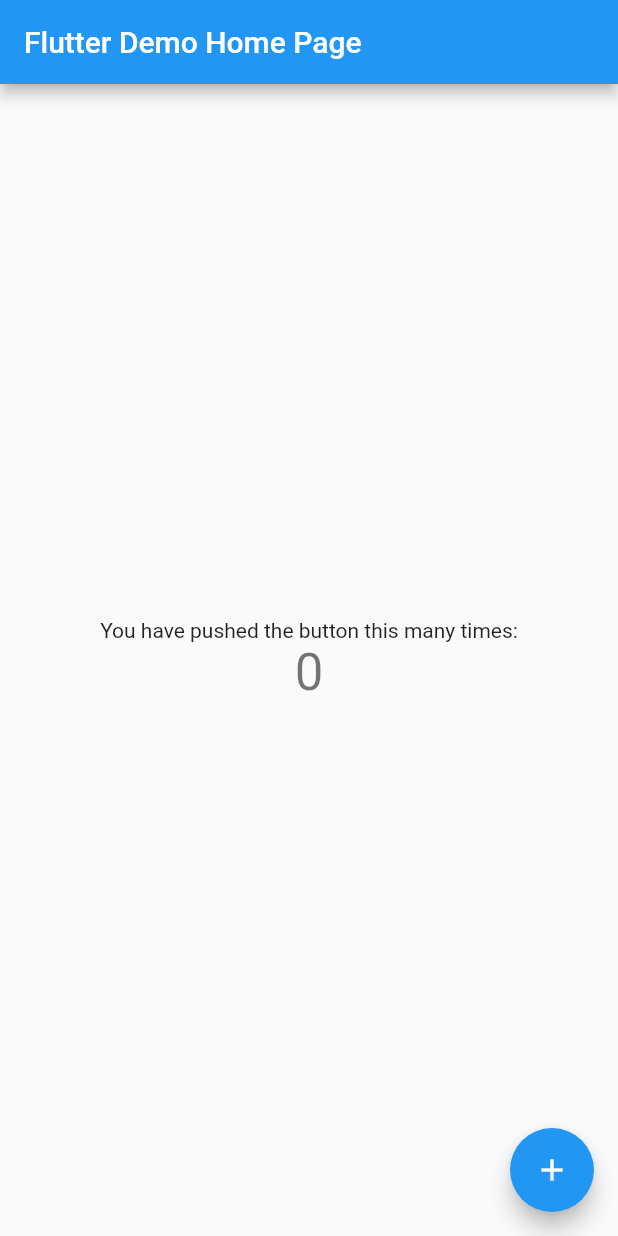
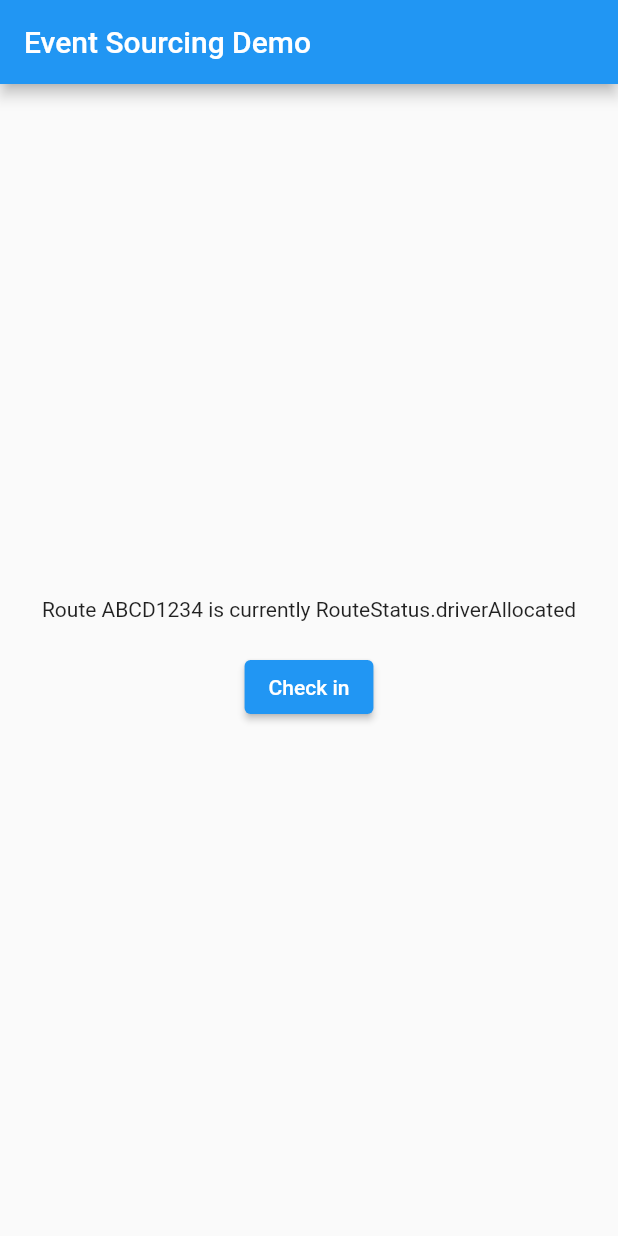
Before and after one commit to matthew-matvei-wooliesx/flutter_event_sourcing, a Flutter app: the screen it shows after launch, on a phone screen of 412 x 824 dp. Run offline on Flutter 3.47's test engine with Material 2 defaults, Android fonts, the light colour scheme and no system bars; our stand-ins replace flutter_riverpod, fluttertoast.

Commit message:
Provide simple app usability

```diff
--- /dev/null
+++ b/lib/api_client.dart
@@ -0,0 +1,16 @@
+import 'package:event_sourcing/route.dart';
+import 'package:flutter_riverpod/flutter_riverpod.dart';
+
+abstract class ApiClient {
+  Future<InitialRouteSeed> getInitialRoute();
+}
+
+final apiClientProvider = Provider<ApiClient>((_) => _FakeApiClient());
+
+class _FakeApiClient implements ApiClient {
+  @override
+  Future<InitialRouteSeed> getInitialRoute() => Future.delayed(
+        const Duration(seconds: 2),
+        () => const InitialRouteSeed(routeId: "ABCD1234", toteCount: 10),
+      );
+}
--- a/lib/checkInUseCase.dart
+++ b/lib/checkInUseCase.dart
@@ -1,5 +1,13 @@
+import 'package:event_sourcing/in_memory_route_repository.dart';
 import 'package:event_sourcing/route.dart';
 import 'package:event_sourcing/route_not_found_exception.dart';
+import 'package:flutter_riverpod/flutter_riverpod.dart';
+
+final checkInUseCaseProvider = Provider<CheckInUseCase>(
+  (ref) => CheckInUseCase(
+    repository: ref.read(routeRepositoryProvider),
+  ),
+);
 
 class CheckInUseCase {
   final RouteRepository _repository;
@@ -8,7 +16,7 @@
     required RouteRepository repository,
   }) : _repository = repository;
 
-  Future<void> checkIn({required RouteId routeId}) async {
+  Future<_CheckInResult> checkIn({required RouteId routeId}) async {
     final route = await _repository.findRouteById(routeId);
 
     if (route == null) {
@@ -18,5 +26,13 @@
     route.checkIn();
 
     await _repository.save(route);
+
+    return _CheckInResult(checkedInRoute: route);
   }
 }
+
+class _CheckInResult {
+  final Route checkedInRoute;
+
+  const _CheckInResult({required this.checkedInRoute});
+}
--- a/lib/completeLoadingUseCase.dart
+++ b/lib/completeLoadingUseCase.dart
@@ -1,5 +1,13 @@
+import 'package:event_sourcing/in_memory_route_repository.dart';
 import 'package:event_sourcing/route.dart';
 import 'package:event_sourcing/route_not_found_exception.dart';
+import 'package:flutter_riverpod/flutter_riverpod.dart';
+
+final completeLoadingUseCaseProvider = Provider<CompleteLoadingUseCase>(
+  (ref) => CompleteLoadingUseCase(
+    repository: ref.read(routeRepositoryProvider),
+  ),
+);
 
 class CompleteLoadingUseCase {
   final RouteRepository _repository;
@@ -8,7 +16,7 @@
     required RouteRepository repository,
   }) : _repository = repository;
 
-  Future<void> completeLoading({
+  Future<_CompleteLoadingResult> completeLoading({
     required RouteId routeId,
     required bool driverIsAbleToWork,
     required int revisedToteCount,
@@ -25,5 +33,13 @@
     );
 
     await _repository.save(route);
+
+    return _CompleteLoadingResult(loadingCompletedRoute: route);
   }
 }
+
+class _CompleteLoadingResult {
+  final Route loadingCompletedRoute;
+
+  const _CompleteLoadingResult({required this.loadingCompletedRoute});
+}
--- a/lib/in_memory_route_repository.dart
+++ b/lib/in_memory_route_repository.dart
@@ -1,6 +1,11 @@
 import 'dart:collection';
 
 import 'package:event_sourcing/route.dart';
+import 'package:flutter_riverpod/flutter_riverpod.dart';
+
+final routeRepositoryProvider = Provider<RouteRepository>(
+  (_) => InMemoryDocumentOrientedRouteRepository(),
+);
 
 /// This in-memory implementation approximates what a document-oriented,
 /// non-Event Sourcing solution may look like. While a simple map is used, this
--- a/lib/main.dart
+++ b/lib/main.dart
@@ -1,115 +1,172 @@
+import 'package:event_sourcing/api_client.dart';
+import 'package:event_sourcing/checkInUseCase.dart';
+import 'package:event_sourcing/completeLoadingUseCase.dart';
+import 'package:event_sourcing/in_memory_route_repository.dart';
+import 'package:event_sourcing/route.dart' as domain;
 import 'package:flutter/material.dart';
+import 'package:flutter_riverpod/flutter_riverpod.dart';
+import 'package:fluttertoast/fluttertoast.dart';
 
 void main() {
-  runApp(const MyApp());
+  runApp(const ProviderScope(child: MyApp()));
 }
 
 class MyApp extends StatelessWidget {
   const MyApp({Key? key}) : super(key: key);
 
-  // This widget is the root of your application.
   @override
   Widget build(BuildContext context) {
     return MaterialApp(
       title: 'Flutter Demo',
       theme: ThemeData(
-        // This is the theme of your application.
-        //
-        // Try running your application with "flutter run". You'll see the
-        // application has a blue toolbar. Then, without quitting the app, try
-        // changing the primarySwatch below to Colors.green and then invoke
-        // "hot reload" (press "r" in the console where you ran "flutter run",
-        // or simply save your changes to "hot reload" in a Flutter IDE).
-        // Notice that the counter didn't reset back to zero; the application
-        // is not restarted.
         primarySwatch: Colors.blue,
       ),
-      home: const MyHomePage(title: 'Flutter Demo Home Page'),
+      home: const MyHomePage(title: 'Event Sourcing Demo'),
     );
   }
 }
 
-class MyHomePage extends StatefulWidget {
+class MyHomePage extends ConsumerStatefulWidget {
   const MyHomePage({Key? key, required this.title}) : super(key: key);
-
-  // This widget is the home page of your application. It is stateful, meaning
-  // that it has a State object (defined below) that contains fields that affect
-  // how it looks.
-
-  // This class is the configuration for the state. It holds the values (in this
-  // case the title) provided by the parent (in this case the App widget) and
-  // used by the build method of the State. Fields in a Widget subclass are
-  // always marked "final".
 
   final String title;
 
   @override
-  State<MyHomePage> createState() => _MyHomePageState();
+  ConsumerState<ConsumerStatefulWidget> createState() => _MyHomePageState();
 }
 
-class _MyHomePageState extends State<MyHomePage> {
-  int _counter = 0;
+class _MyHomePageState extends ConsumerState<MyHomePage> {
+  domain.Route? _route;
+  bool _driverIsReadyForWork = false;
+  int? _revisedToteCount;
 
-  void _incrementCounter() {
-    setState(() {
-      // This call to setState tells the Flutter framework that something has
-      // changed in this State, which causes it to rerun the build method below
-      // so that the display can reflect the updated values. If we changed
-      // _counter without calling setState(), then the build method would not be
-      // called again, and so nothing would appear to happen.
-      _counter++;
-    });
+  @override
+  void initState() {
+    super.initState();
+
+    _fetchRoute().then((route) => {
+          setState(() {
+            _route = route;
+          })
+        });
   }
 
   @override
   Widget build(BuildContext context) {
-    // This method is rerun every time setState is called, for instance as done
-    // by the _incrementCounter method above.
-    //
-    // The Flutter framework has been optimized to make rerunning build methods
-    // fast, so that you can just rebuild anything that needs updating rather
-    // than having to individually change instances of widgets.
     return Scaffold(
       appBar: AppBar(
-        // Here we take the value from the MyHomePage object that was created by
-        // the App.build method, and use it to set our appbar title.
         title: Text(widget.title),
       ),
       body: Center(
-        // Center is a layout widget. It takes a single child and positions it
-        // in the middle of the parent.
         child: Column(
-          // Column is also a layout widget. It takes a list of children and
-          // arranges them vertically. By default, it sizes itself to fit its
-          // children horizontally, and tries to be as tall as its parent.
-          //
-          // Invoke "debug painting" (press "p" in the console, choose the
-          // "Toggle Debug Paint" action from the Flutter Inspector in Android
-          // Studio, or the "Toggle Debug Paint" command in Visual Studio Code)
-          // to see the wireframe for each widget.
-          //
-          // Column has various properties to control how it sizes itself and
-          // how it positions its children. Here we use mainAxisAlignment to
-          // center the children vertically; the main axis here is the vertical
-          // axis because Columns are vertical (the cross axis would be
-          // horizontal).
           mainAxisAlignment: MainAxisAlignment.center,
           children: <Widget>[
-            const Text(
-              'You have pushed the button this many times:',
+            Padding(
+              padding: const EdgeInsets.only(bottom: 20),
+              child: _route == null
+                  ? const Text("Loading Route")
+                  : Text("Route ${_route!.id} is currently ${_route!.status}"),
             ),
-            Text(
-              '$_counter',
-              style: Theme.of(context).textTheme.headline4,
-            ),
+            if (_route?.status == domain.RouteStatus.driverAllocated)
+              ElevatedButton(
+                onPressed: _checkInRoute,
+                child: const Text("Check in"),
+              ),
+            if (_route?.status == domain.RouteStatus.checkedIn) ...[
+              Padding(
+                padding: const EdgeInsets.all(50),
+                child: CheckboxListTile(
+                  value: _driverIsReadyForWork,
+                  onChanged: _toggleDriverIsReadyForWork,
+                  title: const Text("Is driver ready for work?"),
+                ),
+              ),
+              Padding(
+                padding: const EdgeInsets.all(50),
+                child: TextField(
+                  decoration: const InputDecoration(
+                    label: Text("Number of actual totes"),
+                  ),
+                  keyboardType: TextInputType.number,
+                  onChanged: _setActualNumberOfTotes,
+                ),
+              ),
+              if (_revisedToteCount != null)
+                Center(
+                  child: Padding(
+                    padding: const EdgeInsets.only(top: 50, bottom: 50),
+                    child: ElevatedButton(
+                      onPressed: _completeLoadingRoute,
+                      child: const Text("Complete loading"),
+                    ),
+                  ),
+                ),
+            ],
+            if (_route?.status == domain.RouteStatus.inProgress)
+              const Center(
+                child: Padding(
+                  padding: EdgeInsets.only(top: 50),
+                  child: Text("Have a nice day!"),
+                ),
+              )
           ],
         ),
       ),
-      floatingActionButton: FloatingActionButton(
-        onPressed: _incrementCounter,
-        tooltip: 'Increment',
-        child: const Icon(Icons.add),
-      ), // This trailing comma makes auto-formatting nicer for build methods.
     );
   }
+
+  Future<domain.Route> _fetchRoute() async {
+    final route = await ref.read(apiClientProvider).getInitialRoute().then(
+          (initialRouteSeed) =>
+              domain.Route(initialRouteSeed: initialRouteSeed),
+        );
+
+    await ref.read(routeRepositoryProvider).save(route);
+
+    return route;
+  }
+
+  void _checkInRoute() async {
+    final checkInResult =
+        await ref.read(checkInUseCaseProvider).checkIn(routeId: _route!.id);
+
+    setState(() {
+      _route = checkInResult.checkedInRoute;
+    });
+  }
+
+  void _completeLoadingRoute() async {
+    ref
+        .read(completeLoadingUseCaseProvider)
+        .completeLoading(
+          routeId: _route!.id,
+          driverIsAbleToWork: _driverIsReadyForWork,
+          revisedToteCount: _revisedToteCount!,
+        )
+        .then((result) => {
+              setState(() {
+                _route = result.loadingCompletedRoute;
+              })
+            })
+        .onError(
+            (error, _) => {
+                  Fluttertoast.showToast(
+                      msg: (error as domain.RouteException).message,
+                      toastLength: Toast.LENGTH_LONG,
+                      timeInSecForIosWeb: 4)
+                },
+            test: (error) => error is domain.RouteException);
+  }
+
+  void _toggleDriverIsReadyForWork(bool? value) {
+    setState(() {
+      _driverIsReadyForWork = value!;
+    });
+  }
+
+  void _setActualNumberOfTotes(String numberOfTotes) {
+    setState(() {
+      _revisedToteCount = int.parse(numberOfTotes, radix: 10);
+    });
+  }
 }
--- a/lib/route.dart
+++ b/lib/route.dart
@@ -16,6 +16,9 @@
         _toteCount = memento.toteCount,
         _driverIsAbleToWork = memento.driverIsAbleToWork;
 
+  RouteStatus get status => _state._status;
+  int get toteCount => _toteCount;
+
   void checkIn() {
     if (_state is! _DriverAllocatedRoute) {
       throw const RouteException(
@@ -32,7 +35,9 @@
     required int revisedToteCount,
   }) {
     if (revisedToteCount > _toteCount) {
-      throw const RouteException("Cannot increase the count of totes");
+      throw RouteException(
+        "Cannot increase the count of totes to more than $_toteCount",
+      );
     }
 
     _toteCount = revisedToteCount;
--- a/pubspec.yaml
+++ b/pubspec.yaml
@@ -34,6 +34,8 @@
   # The following adds the Cupertino Icons font to your application.
   # Use with the CupertinoIcons class for iOS style icons.
   cupertino_icons: ^1.0.2
+  flutter_riverpod: ^1.0.3+1
+  fluttertoast: ^8.0.9
 
 dev_dependencies:
   flutter_test:
```
Also changed, not shown: pubspec.lock.
